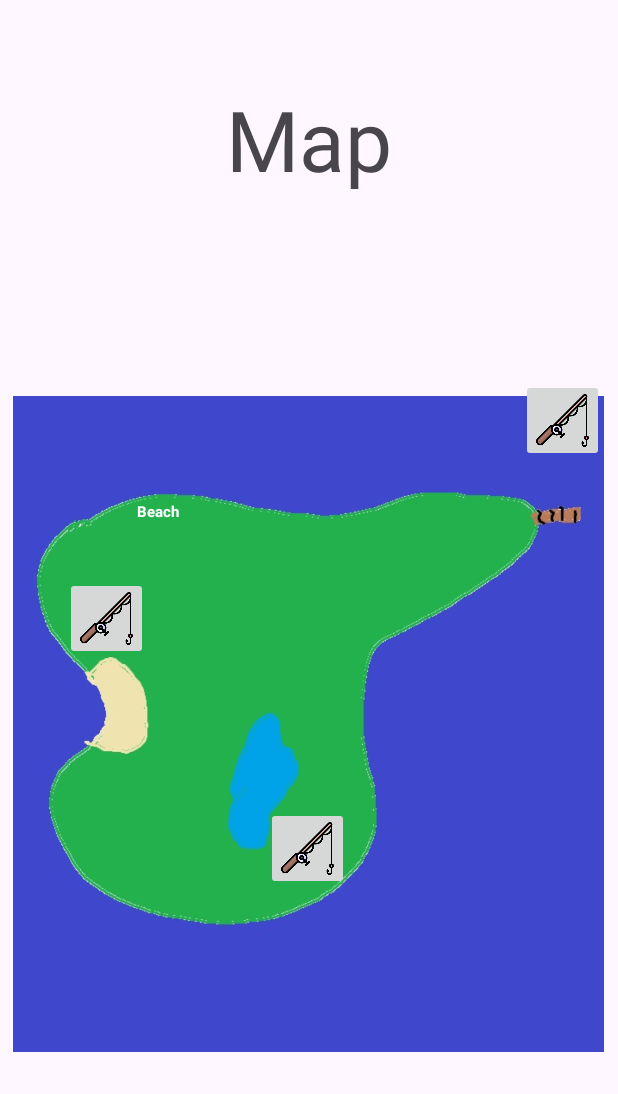
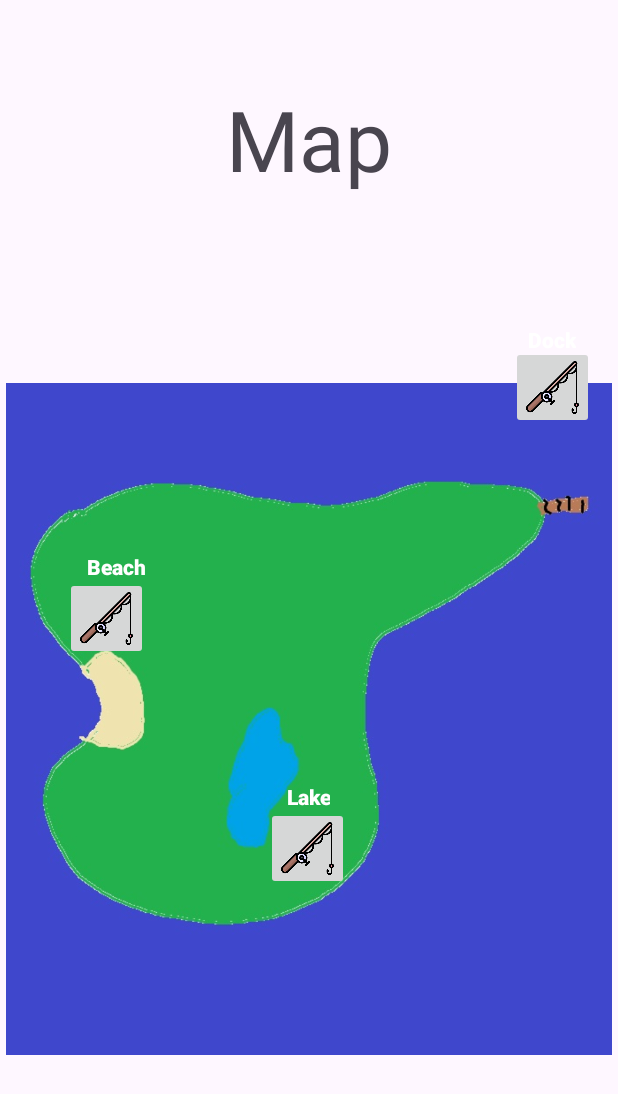
Before and after one commit to Whizma/GOFISH, an Android app: the Map screen opened directly, with no data from a screen before it, on a phone screen of 412 x 824 dp. Shown: the top 1094 px of the screen. Run offline under Robolectric (Android 15) with nearby library versions, the light colour scheme and no system bars.

Commit message:
names on map

```diff
--- a/app/src/main/res/layout/map.xml
+++ b/app/src/main/res/layout/map.xml
@@ -19,8 +19,8 @@
 
     <ImageView
         android:id="@+id/fishmap"
-        android:layout_width="394dp"
-        android:layout_height="493dp"
+        android:layout_width="404dp"
+        android:layout_height="508dp"
         android:src="@drawable/map"
         app:layout_constraintBottom_toBottomOf="parent"
         app:layout_constraintEnd_toEndOf="parent"
@@ -37,10 +37,10 @@
         android:src="@drawable/rod"
         app:layout_constraintBottom_toBottomOf="parent"
         app:layout_constraintEnd_toEndOf="parent"
-        app:layout_constraintHorizontal_bias="0.974"
+        app:layout_constraintHorizontal_bias="0.955"
         app:layout_constraintStart_toStartOf="parent"
         app:layout_constraintTop_toTopOf="parent"
-        app:layout_constraintVertical_bias="0.329" />
+        app:layout_constraintVertical_bias="0.3" />
 
     <ImageButton
         android:id="@+id/beach"
@@ -72,15 +72,45 @@
         android:layout_height="wrap_content"
         android:gravity="center"
         android:text="Beach"
-        android:textAppearance="@style/TextAppearance.AppCompat."
+        android:textAppearance="@style/TextAppearance.AppCompat.Body2"
         android:textColor="@color/white"
         android:textStyle="bold"
         app:layout_constraintBottom_toBottomOf="parent"
         app:layout_constraintEnd_toEndOf="parent"
-        app:layout_constraintHorizontal_bias="0.237"
+        app:layout_constraintHorizontal_bias="0.156"
         app:layout_constraintStart_toStartOf="parent"
         app:layout_constraintTop_toTopOf="parent"
-        app:layout_constraintVertical_bias="0.412" />
+        app:layout_constraintVertical_bias="0.457" />
+
+    <TextView
+        android:layout_width="wrap_content"
+        android:layout_height="wrap_content"
+        android:gravity="center"
+        android:text="Dock"
+        android:textAppearance="@style/TextAppearance.AppCompat.Body2"
+        android:textColor="@color/white"
+        android:textStyle="bold"
+        app:layout_constraintBottom_toBottomOf="parent"
+        app:layout_constraintEnd_toEndOf="parent"
+        app:layout_constraintHorizontal_bias="0.926"
+        app:layout_constraintStart_toStartOf="parent"
+        app:layout_constraintTop_toTopOf="parent"
+        app:layout_constraintVertical_bias="0.269" />
+
+    <TextView
+        android:layout_width="wrap_content"
+        android:layout_height="wrap_content"
+        android:gravity="center"
+        android:text="Lake"
+        android:textAppearance="@style/TextAppearance.AppCompat.Body2"
+        android:textColor="@color/white"
+        android:textStyle="bold"
+        app:layout_constraintBottom_toBottomOf="parent"
+        app:layout_constraintEnd_toEndOf="parent"
+        app:layout_constraintHorizontal_bias="0.498"
+        app:layout_constraintStart_toStartOf="parent"
+        app:layout_constraintTop_toTopOf="parent"
+        app:layout_constraintVertical_bias="0.648" />
 
 
 </androidx.constraintlayout.widget.ConstraintLayout>
```
